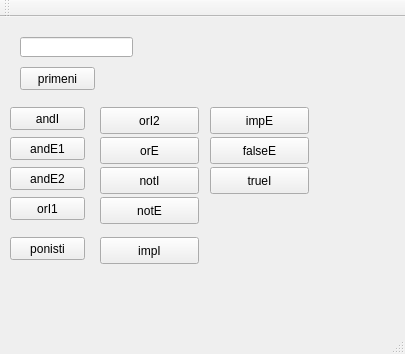
The window that Interaktivni-dokazivac/mainwindow.ui (Shoocky/Interaktivni-dokazivac) describes before a commit, drawn with Qt 5.
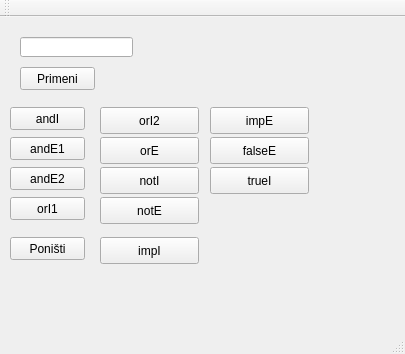
The same window after the commit.

Commit message: Malo refaktorisanja

The edit to the form file:
```diff
--- a/Interaktivni-dokazivac/mainwindow.ui
+++ b/Interaktivni-dokazivac/mainwindow.ui
@@ -30,7 +30,7 @@
      </sizepolicy>
     </property>
     <property name="text">
-     <string>primeni</string>
+     <string>Primeni</string>
     </property>
    </widget>
    <widget class="QLineEdit" name="lineEdit">
@@ -165,7 +165,7 @@
      </sizepolicy>
     </property>
     <property name="text">
-     <string>ponisti</string>
+     <string>Poništi</string>
     </property>
    </widget>
    <widget class="QPushButton" name="orI2">
```
The commit also changes 1 other file.
